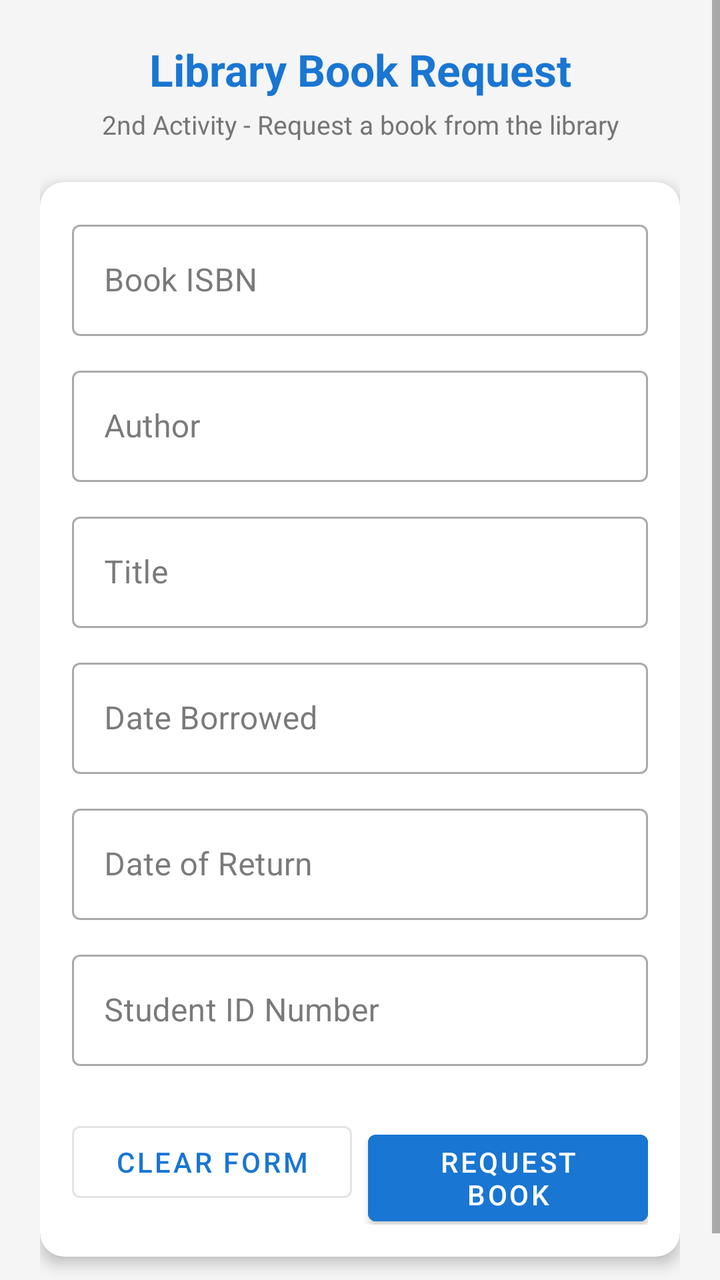
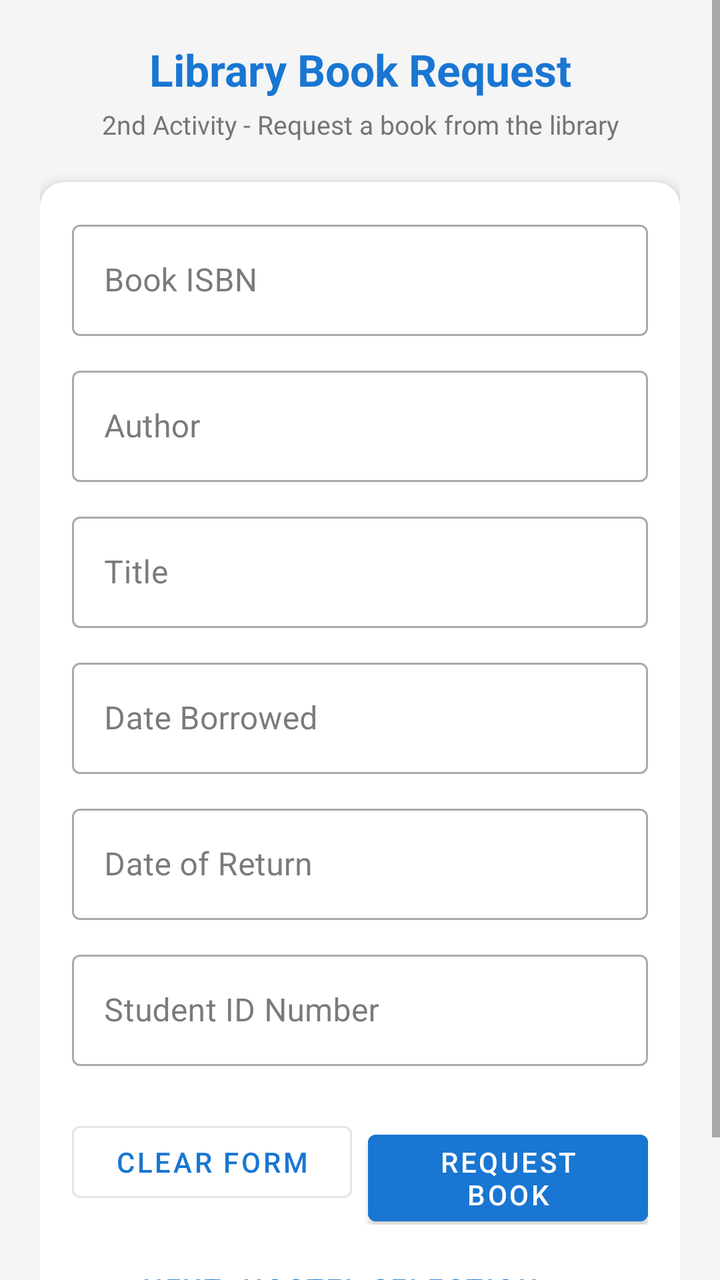

Compare the two renders of this Android layout. The source of the first and the diff that turns it into the second are given below.
<!-- AndroidManifest.xml: application theme Theme.Student_Registration -->
<!-- res/layout/activity_library.xml -->
<?xml version="1.0" encoding="utf-8"?>
<ScrollView xmlns:android="http://schemas.android.com/apk/res/android"
    xmlns:app="http://schemas.android.com/apk/res-auto"
    xmlns:tools="http://schemas.android.com/tools"
    android:layout_width="match_parent"
    android:layout_height="match_parent"
    android:fillViewport="true"
    android:background="#F5F5F5"
    tools:context=".LibraryActivity">

    <LinearLayout
        android:layout_width="match_parent"
        android:layout_height="wrap_content"
        android:orientation="vertical"
        android:padding="20dp">

        <TextView
            android:id="@+id/tvLibraryHeader"
            android:layout_width="match_parent"
            android:layout_height="wrap_content"
            android:text="@string/library_header"
            android:textSize="22sp"
            android:textStyle="bold"
            android:textColor="#1976D2"
            android:gravity="center"
            android:layout_marginBottom="4dp" />

        <TextView
            android:id="@+id/tvLibrarySubHeader"
            android:layout_width="match_parent"
            android:layout_height="wrap_content"
            android:text="2nd Activity - Request a book from the library"
            android:textSize="13sp"
            android:textColor="#757575"
            android:gravity="center"
            android:layout_marginBottom="20dp" />

        <com.google.android.material.card.MaterialCardView
            android:layout_width="match_parent"
            android:layout_height="wrap_content"
            app:cardCornerRadius="12dp"
            app:cardElevation="4dp"
            app:cardBackgroundColor="#FFFFFF"
            android:layout_marginBottom="16dp">

            <LinearLayout
                android:layout_width="match_parent"
                android:layout_height="wrap_content"
                android:orientation="vertical"
                android:padding="16dp">

                
                <com.google.android.material.textfield.TextInputLayout
                    android:id="@+id/tilIsbn"
                    style="@style/Widget.MaterialComponents.TextInputLayout.OutlinedBox"
                    android:layout_width="match_parent"
                    android:layout_height="wrap_content"
                    android:hint="@string/label_isbn"
                    android:layout_marginBottom="12dp">

                    <com.google.android.material.textfield.TextInputEditText
                        android:id="@+id/etIsbn"
                        android:layout_width="match_parent"
                        android:layout_height="wrap_content"
                        android:inputType="text"
                        android:maxLines="1" />
                </com.google.android.material.textfield.TextInputLayout>

                
                <com.google.android.material.textfield.TextInputLayout
                    android:id="@+id/tilAuthor"
                    style="@style/Widget.MaterialComponents.TextInputLayout.OutlinedBox"
                    android:layout_width="match_parent"
                    android:layout_height="wrap_content"
                    android:hint="@string/label_author"
                    android:layout_marginBottom="12dp">

                    <com.google.android.material.textfield.TextInputEditText
                        android:id="@+id/etAuthor"
                        android:layout_width="match_parent"
                        android:layout_height="wrap_content"
                        android:inputType="textPersonName|textCapWords"
                        android:maxLines="1" />
                </com.google.android.material.textfield.TextInputLayout>

                
                <com.google.android.material.textfield.TextInputLayout
                    android:id="@+id/tilTitle"
                    style="@style/Widget.MaterialComponents.TextInputLayout.OutlinedBox"
                    android:layout_width="match_parent"
                    android:layout_height="wrap_content"
                    android:hint="@string/label_title"
                    android:layout_marginBottom="12dp">

                    <com.google.android.material.textfield.TextInputEditText
                        android:id="@+id/etTitle"
                        android:layout_width="match_parent"
                        android:layout_height="wrap_content"
                        android:inputType="textCapSentences"
                        android:maxLines="1" />
                </com.google.android.material.textfield.TextInputLayout>

                
                <com.google.android.material.textfield.TextInputLayout
                    android:id="@+id/tilDateBorrowed"
                    style="@style/Widget.MaterialComponents.TextInputLayout.OutlinedBox"
                    android:layout_width="match_parent"
                    android:layout_height="wrap_content"
                    android:hint="@string/label_date_borrowed"
                    android:layout_marginBottom="12dp">

                    <com.google.android.material.textfield.TextInputEditText
                        android:id="@+id/etDateBorrowed"
                        android:layout_width="match_parent"
                        android:layout_height="wrap_content"
                        android:focusable="false"
                        android:clickable="true"
                        android:cursorVisible="false"
                        android:inputType="none"
                        android:maxLines="1" />
                </com.google.android.material.textfield.TextInputLayout>

                
                <com.google.android.material.textfield.TextInputLayout
                    android:id="@+id/tilDateReturn"
                    style="@style/Widget.MaterialComponents.TextInputLayout.OutlinedBox"
                    android:layout_width="match_parent"
                    android:layout_height="wrap_content"
                    android:hint="@string/label_date_return"
                    android:layout_marginBottom="12dp">

                    <com.google.android.material.textfield.TextInputEditText
                        android:id="@+id/etDateReturn"
                        android:layout_width="match_parent"
                        android:layout_height="wrap_content"
                        android:focusable="false"
                        android:clickable="true"
                        android:cursorVisible="false"
                        android:inputType="none"
                        android:maxLines="1" />
                </com.google.android.material.textfield.TextInputLayout>

                
                <com.google.android.material.textfield.TextInputLayout
                    android:id="@+id/tilStudentIdNo"
                    style="@style/Widget.MaterialComponents.TextInputLayout.OutlinedBox"
                    android:layout_width="match_parent"
                    android:layout_height="wrap_content"
                    android:hint="@string/label_student_idno"
                    android:layout_marginBottom="24dp">

                    <com.google.android.material.textfield.TextInputEditText
                        android:id="@+id/etStudentIdNo"
                        android:layout_width="match_parent"
                        android:layout_height="wrap_content"
                        android:inputType="text"
                        android:maxLines="1" />
                </com.google.android.material.textfield.TextInputLayout>

                <LinearLayout
                    android:layout_width="match_parent"
                    android:layout_height="wrap_content"
                    android:orientation="horizontal">

                    <Button
                        android:id="@+id/btnClearLibrary"
                        style="@style/Widget.MaterialComponents.Button.OutlinedButton"
                        android:layout_width="0dp"
                        android:layout_height="wrap_content"
                        android:layout_weight="1"
                        android:text="@string/btn_clear_form"
                        android:layout_marginEnd="8dp" />

                    <Button
                        android:id="@+id/btnRequestBook"
                        android:layout_width="0dp"
                        android:layout_height="wrap_content"
                        android:layout_weight="1"
                        android:text="@string/btn_request_book"
                        android:backgroundTint="#1976D2"
                        android:textColor="#FFFFFF" />
                </LinearLayout>

            </LinearLayout>
        </com.google.android.material.card.MaterialCardView>

    </LinearLayout>
</ScrollView>
<!-- resources referenced by this layout -->
<resources>
  <string name="btn_clear_form">Clear Form</string>
  <string name="btn_request_book">Request Book</string>
  <string name="label_author">Author</string>
  <string name="label_date_borrowed">Date Borrowed</string>
  <string name="label_date_return">Date of Return</string>
  <string name="label_isbn">Book ISBN</string>
  <string name="label_student_idno">Student ID Number</string>
  <string name="label_title">Title</string>
  <string name="library_header">Library Book Request</string>
  <style name="Theme.Student_Registration" parent="Theme.MaterialComponents.Light.DarkActionBar">
          
          <item name="colorPrimary">#1976D2</item>
          <item name="colorPrimaryVariant">#1565C0</item>
          <item name="colorOnPrimary">#FFFFFF</item>
          
          <item name="colorSecondary">#1976D2</item>
          <item name="colorSecondaryVariant">#1565C0</item>
          <item name="colorOnSecondary">#FFFFFF</item>
  
          
          <item name="android:colorBackground">#F5F5F5</item>
          <item name="colorOnBackground">#212121</item>
          <item name="colorSurface">#FFFFFF</item>
          <item name="colorOnSurface">#212121</item>
  
          
          <item name="colorControlActivated">#1976D2</item>
          <item name="colorControlHighlight">#331976D2</item>
          <item name="colorAccent">#1976D2</item>
  
          <item name="android:statusBarColor">#1565C0</item>
      </style>
</resources>

<!-- the commit's change to res/layout/activity_library.xml (unified diff, before → after) -->
@@ -181,6 +181,14 @@
                         android:textColor="#FFFFFF" />
                 </LinearLayout>
 
+                <Button
+                    android:id="@+id/btnNextHostel"
+                    style="@style/Widget.MaterialComponents.Button.TextButton"
+                    android:layout_width="match_parent"
+                    android:layout_height="wrap_content"
+                    android:layout_marginTop="8dp"
+                    android:text="@string/btn_next_hostel" />
+
             </LinearLayout>
         </com.google.android.material.card.MaterialCardView>
 
<!-- resource entries referenced after the edit -->
@@ -1,6 +1,7 @@
 <!-- resources referenced by this layout -->
 <resources>
   <string name="btn_clear_form">Clear Form</string>
+  <string name="btn_next_hostel">Next: Hostel Selection →</string>
   <string name="btn_request_book">Request Book</string>
   <string name="label_author">Author</string>
   <string name="label_date_borrowed">Date Borrowed</string>
